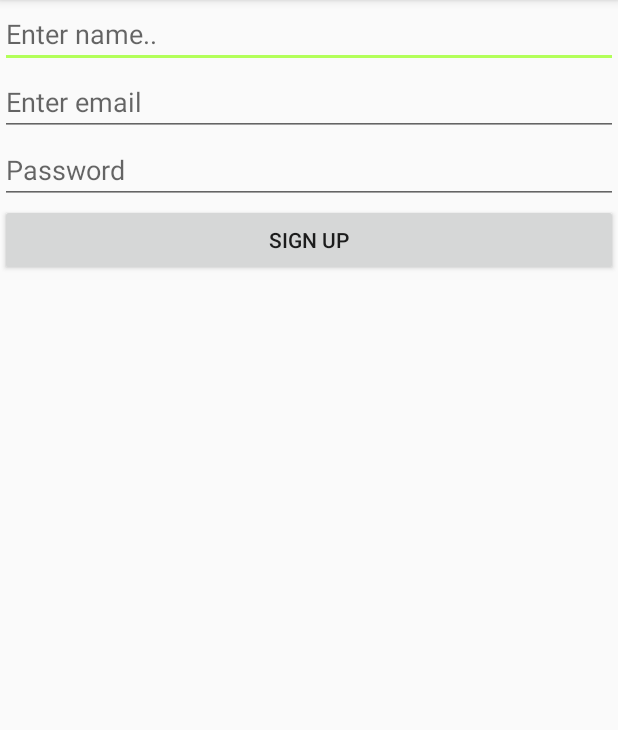
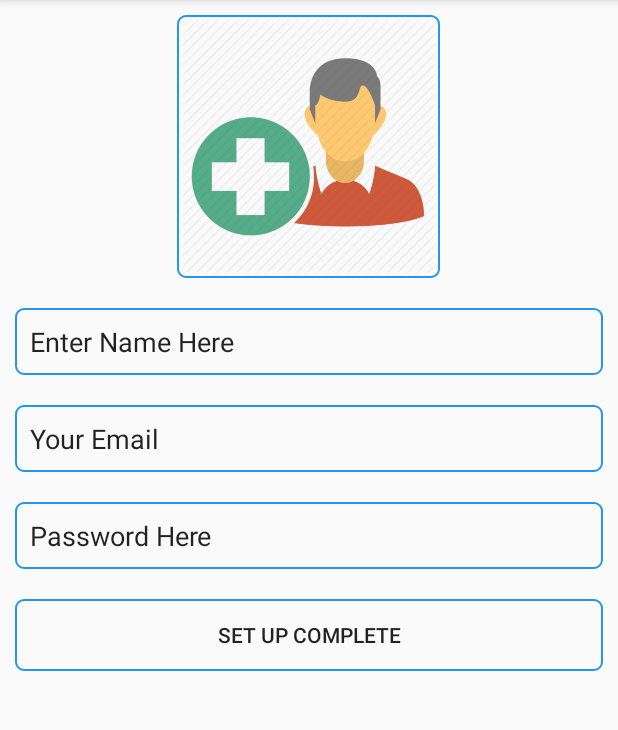
Before and after one commit to endra7/ShareEx, an Android app: the RegisterActivity screen opened directly, with no data from a screen before it, on a phone screen of 412 x 824 dp, the part 84-814 px from its top. Run offline under Robolectric (Android 15) with nearby library versions, the phone set to English and light mode, and no system bars; our stand-ins replace Firebase (no records; nobody signed in at launch, a user with empty details on screens opened directly); libraries missing offline, so code that uses them is left out: com.theartofdev.edmodo.

Commit message:
Image Cropping and new UI for Register Acticity

```diff
--- a/app/build.gradle
+++ b/app/build.gradle
@@ -31,5 +31,6 @@ dependencies {
     compile 'com.android.support:cardview-v7:24.2.1'
     compile 'com.squareup.picasso:picasso:2.5.2'
     compile 'com.firebase:firebase-client-android:2.3.1'
+    compile 'com.theartofdev.edmodo:android-image-cropper:2.3.+'
 }
 apply plugin: 'com.google.gms.google-services'
--- a/app/src/main/AndroidManifest.xml
+++ b/app/src/main/AndroidManifest.xml
@@ -18,9 +18,11 @@
                 <category android:name="android.intent.category.LAUNCHER" />
             </intent-filter>
         </activity>
+        <activity android:name="com.theartofdev.edmodo.cropper.CropImageActivity"
+            android:theme="@style/Base.Theme.AppCompat"/>
         <activity android:name=".PostActivity" />
-        <activity android:name=".LogInActivity"></activity>
-        <activity android:name=".RegisterActivity"></activity>
+        <activity android:name=".LogInActivity" />
+        <activity android:name=".RegisterActivity" />
     </application>
 
 </manifest>
--- a/app/src/main/java/com/endra/shareex/MainActivity.java
+++ b/app/src/main/java/com/endra/shareex/MainActivity.java
@@ -38,6 +38,7 @@ public class MainActivity extends AppCompatActivity {
 
 
         mDatabase= FirebaseDatabase.getInstance().getReference().child("Blog");
+        mDatabase.keepSynced(true);
         mAuth=FirebaseAuth.getInstance();
         mAuthListener=new FirebaseAuth.AuthStateListener() {
             @Override
--- a/app/src/main/java/com/endra/shareex/RegisterActivity.java
+++ b/app/src/main/java/com/endra/shareex/RegisterActivity.java
@@ -2,6 +2,7 @@ package com.endra.shareex;
 
 import android.app.ProgressDialog;
 import android.content.Intent;
+import android.net.Uri;
 import android.support.annotation.NonNull;
 import android.support.v7.app.AppCompatActivity;
 import android.os.Bundle;
@@ -9,33 +10,57 @@ import android.text.TextUtils;
 import android.view.View;
 import android.widget.Button;
 import android.widget.EditText;
+import android.widget.ImageButton;
 
 import com.google.android.gms.tasks.OnCompleteListener;
+import com.google.android.gms.tasks.OnSuccessListener;
 import com.google.android.gms.tasks.Task;
 import com.google.firebase.auth.AuthResult;
 import com.google.firebase.auth.FirebaseAuth;
 import com.google.firebase.database.DatabaseReference;
 import com.google.firebase.database.FirebaseDatabase;
+import com.google.firebase.storage.FirebaseStorage;
+import com.google.firebase.storage.StorageReference;
+import com.google.firebase.storage.UploadTask;
+import com.theartofdev.edmodo.cropper.CropImage;
+import com.theartofdev.edmodo.cropper.CropImageView;
 
 public class RegisterActivity extends AppCompatActivity {
-    EditText rName,rEmail,rPassword;
+    EditText rName, rEmail, rPassword;
     Button RegBtn;
+    ImageButton profilePicBtn;
     private FirebaseAuth rAuth;
     private DatabaseReference rDatabaseUser;
     private ProgressDialog rProgress;
+    private StorageReference rStorageUser;
+    Uri profilePic=null;
+    String  uploadUri;
+    private static final int GALLERY_REQUEST = 1;
 
     @Override
     protected void onCreate(Bundle savedInstanceState) {
         super.onCreate(savedInstanceState);
         setContentView(R.layout.activity_register);
-        rName= (EditText) findViewById(R.id.nameField);
-        rEmail= (EditText) findViewById(R.id.emailField);
-        rPassword= (EditText) findViewById(R.id.passwordField);
-        RegBtn= (Button) findViewById(R.id.registerBtn);
+        rName = (EditText) findViewById(R.id.nameField);
+        rEmail = (EditText) findViewById(R.id.emailField);
+        rPassword = (EditText) findViewById(R.id.passwordField);
+        profilePicBtn = (ImageButton) findViewById(R.id.profilepicBtn);
+        RegBtn = (Button) findViewById(R.id.registerBtn);
 
-        rAuth=FirebaseAuth.getInstance();
-        rDatabaseUser= FirebaseDatabase.getInstance().getReference().child("users");
-        rProgress=new ProgressDialog(this);
+        rAuth = FirebaseAuth.getInstance();
+        rDatabaseUser = FirebaseDatabase.getInstance().getReference().child("users");
+        rDatabaseUser.keepSynced(true);
+        rStorageUser = FirebaseStorage.getInstance().getReference();
+        rProgress = new ProgressDialog(this);
+
+        profilePicBtn.setOnClickListener(new View.OnClickListener() {
+            @Override
+            public void onClick(View v) {
+                Intent openGallery = new Intent(Intent.ACTION_GET_CONTENT);
+                openGallery.setType("image/*");
+                startActivityForResult(openGallery, GALLERY_REQUEST);
+            }
+        });
 
         RegBtn.setOnClickListener(new View.OnClickListener() {
             @Override
@@ -46,23 +71,47 @@ public class RegisterActivity extends AppCompatActivity {
 
     }
 
+    @Override
+    protected void onActivityResult(int requestCode, int resultCode, Intent data) {
+        super.onActivityResult(requestCode, resultCode, data);
+        if (requestCode == GALLERY_REQUEST && resultCode == RESULT_OK) {
+            profilePic = data.getData();
+            CropImage.activity(profilePic).setGuidelines(CropImageView.Guidelines.ON).start(this);
+        }
+        if (requestCode == CropImage.CROP_IMAGE_ACTIVITY_REQUEST_CODE) {
+                CropImage.ActivityResult result = CropImage.getActivityResult(data);
+                if (resultCode == RESULT_OK) {
+                    profilePic = result.getUri();
+                    profilePicBtn.setImageURI(profilePic);
+                } else if (resultCode == CropImage.CROP_IMAGE_ACTIVITY_RESULT_ERROR_CODE) {
+                    Exception error = result.getError();
+                }
+            }
+    }
+
     private void startRegister() {
-        final String name=rName.getText().toString().trim();
-        String email=rEmail.getText().toString().trim();
-        String password=rPassword.getText().toString().trim();
-
-        if(!TextUtils.isEmpty(name) && !TextUtils.isEmpty(email) && !TextUtils.isEmpty(password)){
+        final String name = rName.getText().toString().trim();
+        String email = rEmail.getText().toString().trim();
+        String password = rPassword.getText().toString().trim();
+        if(profilePic==null){
+            uploadUri="default";
+        }
+        else{
+            uploadPic();
+        }
+        if (!TextUtils.isEmpty(name) && !TextUtils.isEmpty(email) && !TextUtils.isEmpty(password)) {
             rProgress.setMessage("Registering..");
             rProgress.show();
-
-            rAuth.createUserWithEmailAndPassword(email,password).addOnCompleteListener(new OnCompleteListener<AuthResult>() {
+            rAuth.createUserWithEmailAndPassword(email, password).addOnCompleteListener(new OnCompleteListener<AuthResult>() {
                 @Override
                 public void onComplete(@NonNull Task<AuthResult> task) {
-                    if(task.isSuccessful()){
-                            String user_id=rAuth.getCurrentUser().getUid();
+                    if (task.isSuccessful()) {
+
+                        String user_id = rAuth.getCurrentUser().getUid();
                         DatabaseReference current_user = rDatabaseUser.child(user_id);
                         current_user.child("name").setValue(name);
-                            current_user.child("image").setValue("default");
+                        current_user.child("image").setValue(uploadUri);
+
                         rProgress.dismiss();
                         Intent tologinIntent = new Intent(RegisterActivity.this, LogInActivity.class);
                         tologinIntent.addFlags(Intent.FLAG_ACTIVITY_CLEAR_TOP);
@@ -72,4 +121,14 @@ public class RegisterActivity extends AppCompatActivity {
             });
         }
     }
+
+    private void uploadPic() {
+        StorageReference picPath = rStorageUser.child("Profile_pic").child(profilePic.getLastPathSegment());
+        picPath.putFile(profilePic).addOnSuccessListener(new OnSuccessListener<UploadTask.TaskSnapshot>() {
+            @Override
+            public void onSuccess(UploadTask.TaskSnapshot taskSnapshot) {
+              uploadUri = taskSnapshot.getDownloadUrl().toString();
             }
+        });
+    }
+}
--- a/app/src/main/java/com/endra/shareex/ShareEx.java
+++ b/app/src/main/java/com/endra/shareex/ShareEx.java
@@ -3,6 +3,9 @@ package com.endra.shareex;
 import android.app.Application;
 
 import com.firebase.client.Firebase;
+import com.google.firebase.database.FirebaseDatabase;
+import com.squareup.picasso.OkHttpDownloader;
+import com.squareup.picasso.Picasso;
 
 /**
  * Created by Endra on 10/6/2016.
@@ -12,5 +15,7 @@ public class ShareEx extends Application {
     public void onCreate() {
         super.onCreate();
         Firebase.setAndroidContext(this);
+        FirebaseDatabase.getInstance().setPersistenceEnabled(true);
+
     }
 }
--- a/app/src/main/res/layout/activity_log_in.xml
+++ b/app/src/main/res/layout/activity_log_in.xml
@@ -15,6 +15,7 @@
         android:layout_width="match_parent"
         android:layout_height="wrap_content"
         android:hint="Password"
+        android:inputType="textPassword"
         android:id="@+id/loginpasswordField"
         />
     <Button
--- a/app/src/main/res/layout/activity_main.xml
+++ b/app/src/main/res/layout/activity_main.xml
@@ -8,6 +8,7 @@
         android:layout_width="match_parent"
         android:layout_height="match_parent"
         android:id="@+id/blog_list"
+        android:background="@color/colorGrey"
         ></android.support.v7.widget.RecyclerView>
 
 </RelativeLayout>
--- a/app/src/main/res/layout/activity_register.xml
+++ b/app/src/main/res/layout/activity_register.xml
@@ -1,34 +1,72 @@
 <?xml version="1.0" encoding="utf-8"?>
-<LinearLayout xmlns:android="http://schemas.android.com/apk/res/android"
+<ScrollView xmlns:android="http://schemas.android.com/apk/res/android"
     xmlns:tools="http://schemas.android.com/tools"
     android:layout_width="match_parent"
     android:layout_height="match_parent"
     android:orientation="vertical"
     tools:context="com.endra.shareex.RegisterActivity">
+    <RelativeLayout
+        android:layout_width="match_parent"
+        android:layout_height="match_parent">
+    <ImageButton
+        android:layout_width="175dp"
+        android:layout_height="175dp"
+        android:src="@drawable/user_pic"
+        android:scaleType="centerCrop"
+        android:layout_centerHorizontal="true"
+        android:layout_margin="10dp"
+        android:padding="2dp"
+        android:id="@+id/profilepicBtn"
+        android:background="@drawable/input_outline"
+        />
     <EditText
         android:layout_width="match_parent"
         android:layout_height="wrap_content"
-        android:hint="Enter name.."
+        android:background="@drawable/input_outline"
+        android:layout_below="@id/profilepicBtn"
+        android:layout_alignParentStart="true"
+        android:layout_alignParentLeft="true"
+        android:padding="10dp"
+        android:layout_margin="10dp"
+        android:text="@string/name"
         android:id="@+id/nameField"
         />
     <EditText
         android:layout_width="match_parent"
         android:layout_height="wrap_content"
-        android:hint="Enter email"
+        android:background="@drawable/input_outline"
+        android:layout_below="@id/nameField"
+        android:layout_alignParentStart="true"
+        android:layout_alignParentLeft="true"
+        android:padding="10dp"
+        android:layout_margin="10dp"
+        android:text="@string/email"
         android:id="@+id/emailField"
         />
     <EditText
         android:layout_width="match_parent"
         android:layout_height="wrap_content"
-        android:hint="Password"
+        android:background="@drawable/input_outline"
+        android:layout_below="@id/emailField"
+        android:layout_alignParentStart="true"
+        android:layout_alignParentLeft="true"
+        android:padding="10dp"
+        android:layout_margin="10dp"
+        android:text="@string/password"
         android:id="@+id/passwordField"
         />
     <Button
         android:layout_width="match_parent"
         android:layout_height="wrap_content"
-        android:text="Sign Up"
+        android:layout_below="@id/passwordField"
+        android:layout_alignParentLeft="true"
+        android:layout_alignParentStart="true"
+        android:layout_margin="10dp"
+        android:padding="10dp"
+        android:background="@drawable/input_outline"
+        android:text="Set Up Complete"
         android:id="@+id/registerBtn"
         />
 
-
-</LinearLayout>
+    </RelativeLayout>
+</ScrollView>
--- a/app/src/main/res/values/colors.xml
+++ b/app/src/main/res/values/colors.xml
@@ -3,4 +3,5 @@
     <color name="colorPrimary">#2196F3</color>
     <color name="colorPrimaryDark">#1976D2</color>
     <color name="colorAccent">#B2FF59</color>
+    <color name="colorGrey">#E0E0E0</color>
 </resources>
--- a/app/src/main/res/values/strings.xml
+++ b/app/src/main/res/values/strings.xml
@@ -1,4 +1,7 @@
 <resources>
     <string name="app_name">ShareEx</string>
     <string name="createAccount">Click here to create account</string>
+    <string name="email">Your Email</string>
+    <string name="password">Password Here</string>
+    <string name="name">Enter Name Here</string>
 </resources>
```
Also changed, not shown: app/src/main/java/com/endra/shareex/LogInActivity.java (+10 -5 lines), app/src/main/res/layout/blog_row.xml (+14 -12 lines), app/src/main/res/drawable/user_pic.png (added), app/src/main/res/mipmap-hdpi/user_pic.png (added), app/src/main/res/mipmap-mdpi/user_pic.png (added), app/src/main/res/mipmap-xhdpi/user_pic.png (added), app/src/main/res/mipmap-xxhdpi/user_pic.png (added), app/src/main/res/mipmap-xxxhdpi/user_pic.png (added). Lines whose indentation alone changed are shown as unchanged.
